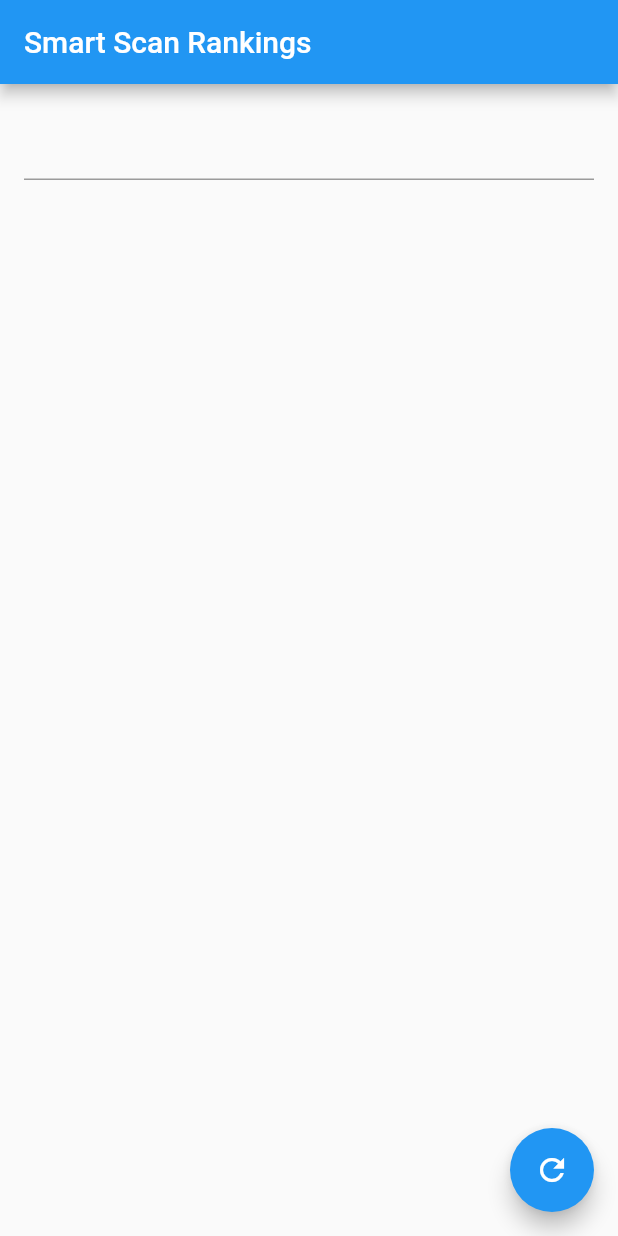
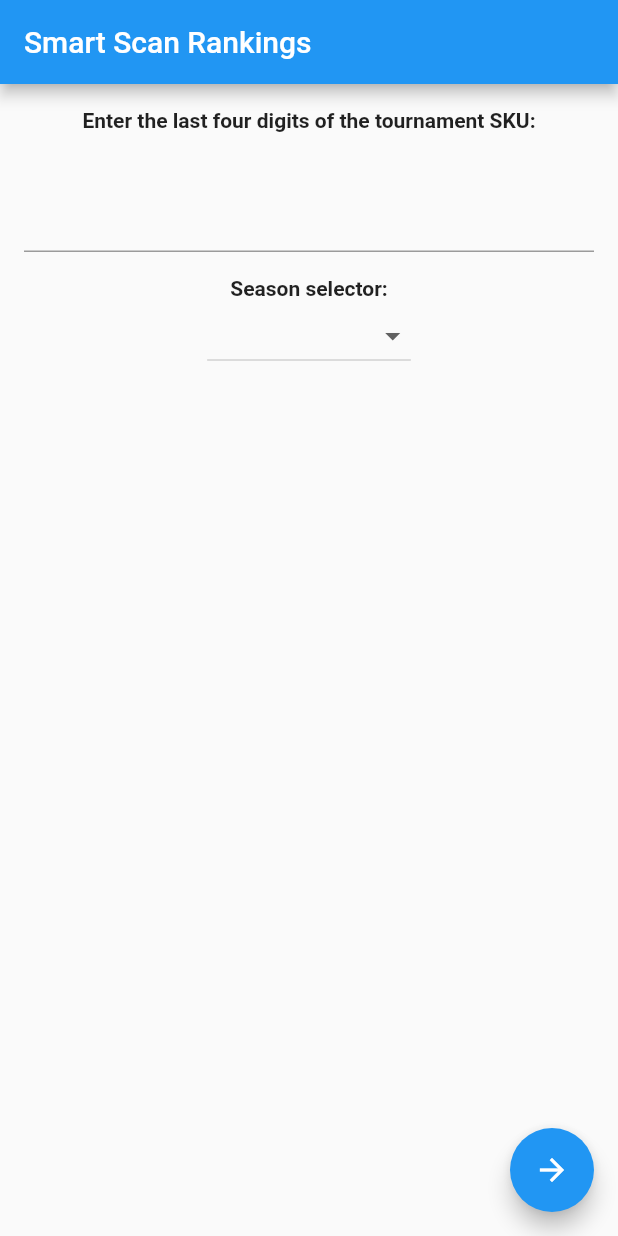
Before and after one commit to javathunderman/vex-smart-scan, a Flutter app: the screen it shows after launch, on a phone screen of 412 x 824 dp. Run offline on Flutter 3.47's test engine with Material 2 defaults, Android fonts, the light colour scheme and no system bars.

Commit message:
Add drop down selector, clean up UI

```diff
--- a/smart-scan-app/lib/main.dart
+++ b/smart-scan-app/lib/main.dart
@@ -4,6 +4,7 @@ import 'dart:convert';
 import 'package:http/http.dart' as http;
 void main() => runApp(MyApp());
 String sku;
+String dropdownvalue;
 class MyApp extends StatelessWidget {
 
   @override
@@ -35,11 +36,46 @@ class _MyCustomFormState extends State<MyCustomForm> {
       appBar: AppBar(
         title: Text('Smart Scan Rankings'),
       ),
-      body: Padding(
-        padding: const EdgeInsets.all(16.0),
-        child: TextField(
-          controller: myController,
+      body: Container(
+      child: Column(children: <Widget>
+        [Padding(
+          padding: const EdgeInsets.all(16.0),
+          child: Text(
+            'Enter the last four digits of the tournament SKU: ',
+            textAlign: TextAlign.center,
+            overflow: TextOverflow.ellipsis,
+            style: TextStyle(fontWeight: FontWeight.bold),
+          )
         ),
+        Padding(
+          padding: const EdgeInsets.all(16.0),
+          child: TextField(
+            controller: myController,
+          ),
+        ),
+        Text(
+          'Season selector: ',
+          textAlign: TextAlign.center,
+          overflow: TextOverflow.ellipsis,
+          style: TextStyle(fontWeight: FontWeight.bold),
+        ),
+      DropdownButton<String>(
+        value: dropdownvalue,
+        onChanged: (String newValue) {
+          setState(() {
+            dropdownvalue = newValue;
+          });
+        },
+        items: <String>['Tower Takeover', 'Turning Point', 'In the Zone']
+            .map<DropdownMenuItem<String>>((String value) {
+          return DropdownMenuItem<String>(
+            value: value,
+            child: Text(value),
+          );
+        }).toList(),
+      ),
+      ]
+      ),
       ),
       floatingActionButton: FloatingActionButton(
         onPressed: () {
@@ -49,9 +85,8 @@ class _MyCustomFormState extends State<MyCustomForm> {
             MaterialPageRoute(builder: (context) => HomePage()),
           );
         },
-        child: Icon(Icons.refresh),
+        child: Icon(Icons.arrow_forward),
       ),
-
     );
   }
 }
@@ -65,6 +100,15 @@ class HomePageState extends State<HomePage> {
   List data;
 
   Future<String> getData() async {
+    if(dropdownvalue == "Turning Point") {
+      sku = "RE-VRC-18-" + sku;
+    }
+    else if(dropdownvalue == "In the Zone") {
+      sku = "RE-VRC-17-" + sku;
+    }
+    else {
+      sku = "RE-VRC-19-"+ sku;
+    }
     var response = await http.get(
         Uri.encodeFull("http://smart-scan.mercuryrobotics.tk/tournaments/"+sku),
         headers: {
@@ -113,11 +157,6 @@ class HomePageState extends State<HomePage> {
             );
           },
         ),
-        floatingActionButton: FloatingActionButton(
-          onPressed: initState,
-          child: Icon(Icons.refresh),
-        ),
-
       );
     }
     else {
@@ -136,11 +175,6 @@ class HomePageState extends State<HomePage> {
           ),
           textAlign: TextAlign.center,
         )),
-        floatingActionButton: FloatingActionButton(
-          onPressed: initState,
-          child: Icon(Icons.refresh),
-        ),
-
       );
     }
   }
```
